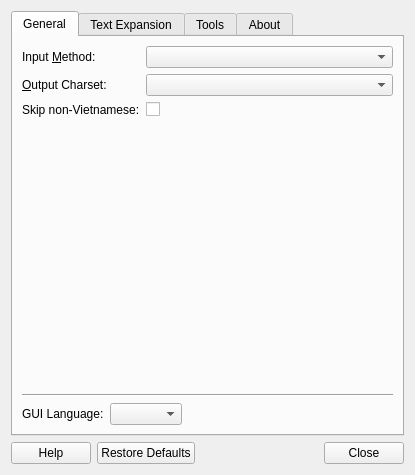
This is gui/controller.ui in BoGoEngine/ibus-bogo as Qt 5 draws it before an edit. The edited form follows.
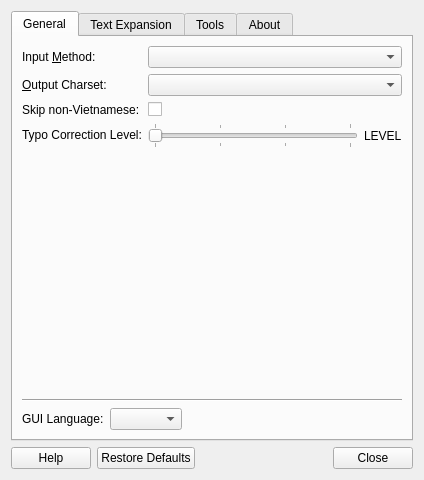
This is the edited form.

Commit message: Add GUI option to set the typo correction level

Patch:
```diff
--- a/gui/controller.ui
+++ b/gui/controller.ui
@@ -6,8 +6,8 @@
    <rect>
     <x>0</x>
     <y>0</y>
-    <width>415</width>
-    <height>471</height>
+    <width>424</width>
+    <height>480</height>
    </rect>
   </property>
   <property name="windowTitle">
@@ -86,6 +86,40 @@
          <item row="2" column="1">
           <widget class="QCheckBox" name="skipNonVNCheckBox"/>
          </item>
+         <item row="3" column="0">
+          <widget class="QLabel" name="label_5">
+           <property name="text">
+            <string>Typo Correction Level:</string>
+           </property>
+          </widget>
+         </item>
+         <item row="3" column="1">
+          <layout class="QHBoxLayout" name="horizontalLayout">
+           <item>
+            <widget class="QSlider" name="typoSlider">
+             <property name="maximum">
+              <number>3</number>
+             </property>
+             <property name="orientation">
+              <enum>Qt::Horizontal</enum>
+             </property>
+             <property name="tickPosition">
+              <enum>QSlider::TicksBothSides</enum>
+             </property>
+             <property name="tickInterval">
+              <number>1</number>
+             </property>
+            </widget>
+           </item>
+           <item>
+            <widget class="QLabel" name="typoLevelLabel">
+             <property name="text">
+              <string notr="true">LEVEL</string>
+             </property>
+            </widget>
+           </item>
+          </layout>
+         </item>
         </layout>
        </item>
        <item>
```
The commit also changes 1 other file.
